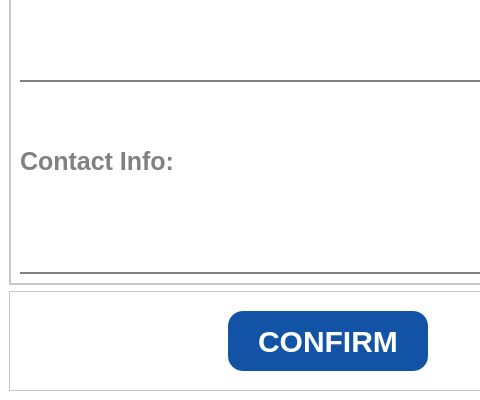
Above: ui_files/dialog.ui from borjir/KrizenixTrading before the change; both pictures show x 0 to 480 and y 398 to 798 of the 997 by 798 pixel window. Below: the same form after it.
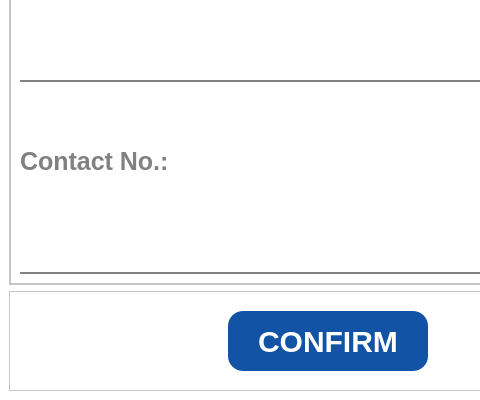
That is the form after the change. The open tabs and pages were chosen to show the change. Icons and pictures are not drawn.

What changed in the file:
```diff
--- a/ui_files/dialog.ui
+++ b/ui_files/dialog.ui
@@ -261,7 +261,7 @@
 border-width: 0px;</string>
                </property>
                <property name="text">
-                <string>Contact Info:</string>
+                <string>Contact No.:</string>
                </property>
               </widget>
              </item>
```
Left out of the diff: 16 changed lines with no effect on the pictures.
